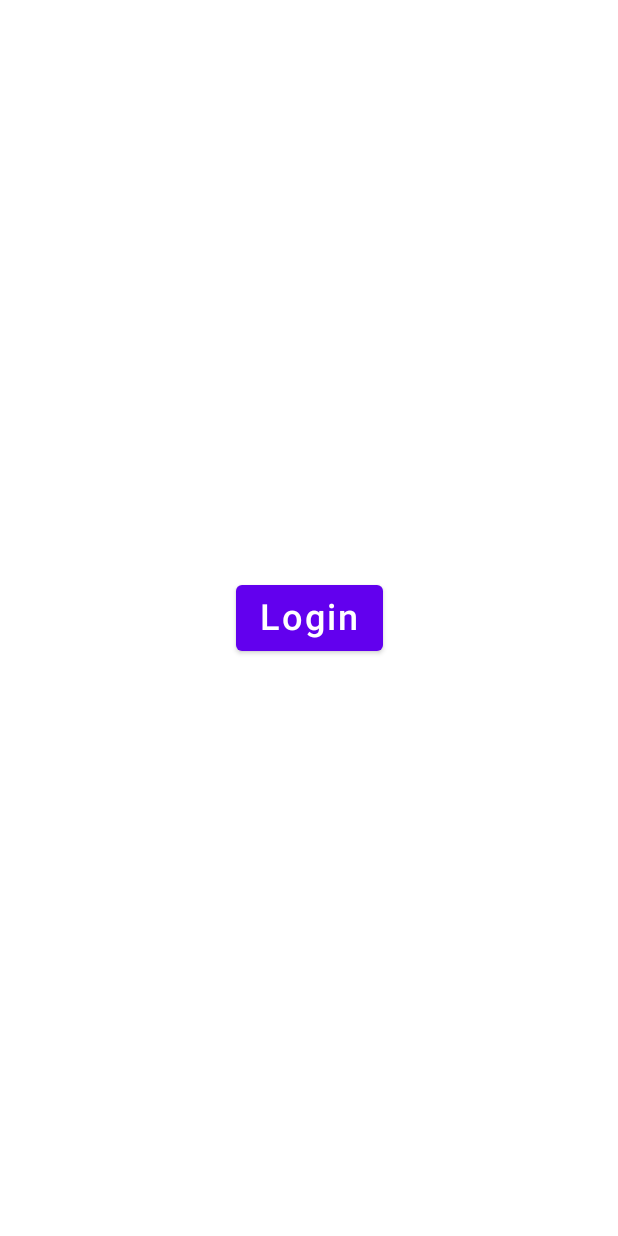
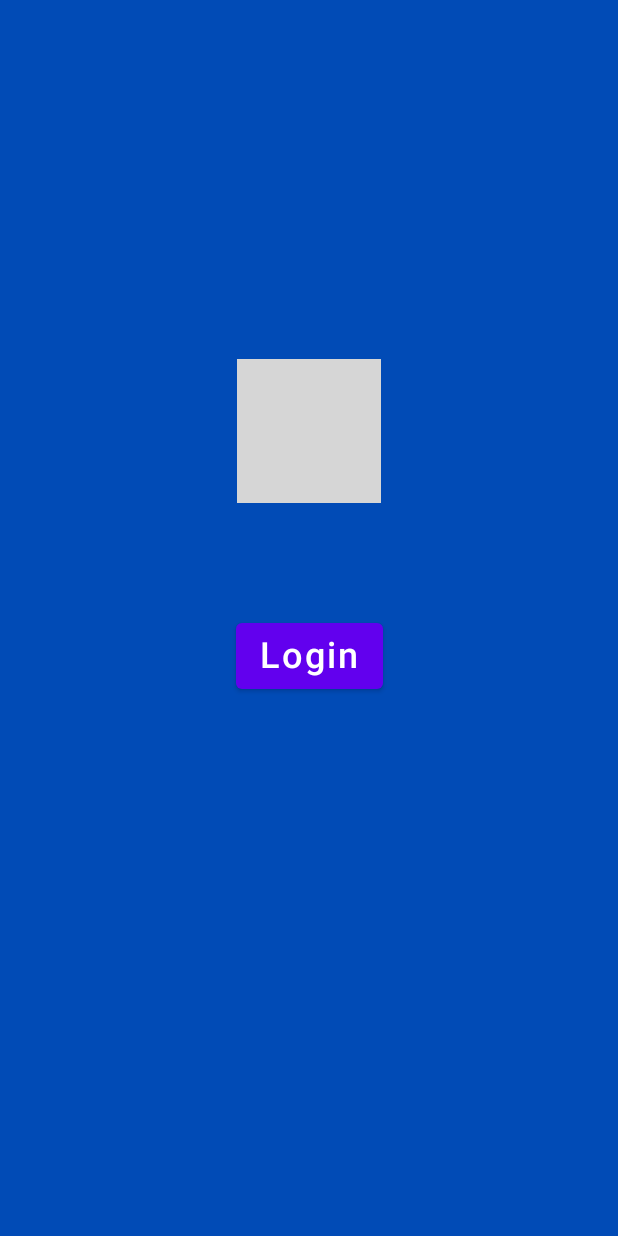
Before and after one commit to Lubomir1998/SlediPari, an Android app built with Jetpack Compose: the composable LoginScreen shown on its own in the app's theme, on a phone screen of 412 x 824 dp. Run offline under Robolectric (Android 15) with nearby library versions, the phone set to English and light mode, and no system bars; our stand-ins replace Dagger/Hilt's generated code, Room's generated code; libraries missing offline, so code that uses them is left out: com.auth0.android, com.ramcosta.composedestinations; 8 statements that could not run were skipped; grey boxes are pictures that could not be loaded.

Commit message:
Login screen update ui.

```diff
--- a/app/src/main/java/com/example/sledipari/ui/login/LoginScreen.kt
+++ b/app/src/main/java/com/example/sledipari/ui/login/LoginScreen.kt
@@ -3,9 +3,15 @@ package com.example.sledipari.ui.login
 import android.content.Context
 import android.content.SharedPreferences
 import android.widget.Toast
+import androidx.compose.foundation.Image
+import androidx.compose.foundation.background
 import androidx.compose.foundation.layout.Box
 import androidx.compose.foundation.layout.fillMaxSize
+import androidx.compose.foundation.layout.padding
+import androidx.compose.foundation.layout.size
 import androidx.compose.material.Button
+import androidx.compose.material.ButtonColors
+import androidx.compose.material.ButtonDefaults
 import androidx.compose.material.Text
 import androidx.compose.runtime.Composable
 import androidx.compose.runtime.getValue
@@ -14,7 +20,13 @@ import androidx.compose.runtime.remember
 import androidx.compose.runtime.setValue
 import androidx.compose.ui.Alignment
 import androidx.compose.ui.Modifier
+import androidx.compose.ui.graphics.Color
 import androidx.compose.ui.platform.LocalContext
+import androidx.compose.ui.res.colorResource
+import androidx.compose.ui.res.painterResource
+import androidx.compose.ui.res.stringResource
+import androidx.compose.ui.tooling.preview.Preview
+import androidx.compose.ui.unit.dp
 import androidx.compose.ui.unit.sp
 import androidx.hilt.navigation.compose.hiltViewModel
 import androidx.lifecycle.ViewModel
@@ -23,8 +35,11 @@ import com.auth0.android.authentication.AuthenticationException
 import com.auth0.android.callback.Callback
 import com.auth0.android.provider.WebAuthProvider
 import com.auth0.android.result.Credentials
+import com.example.sledipari.R
 import com.example.sledipari.ui.destinations.LoginScreenDestination
 import com.example.sledipari.ui.destinations.SplashScreenDestination
+import com.example.sledipari.ui.friziorSub
+import com.example.sledipari.ui.home
 import com.ramcosta.composedestinations.annotation.Destination
 import com.ramcosta.composedestinations.navigation.DestinationsNavigator
 import dagger.hilt.android.lifecycle.HiltViewModel
@@ -46,8 +61,13 @@ fun LoginScreen(
         contentAlignment = Alignment.Center,
         modifier = Modifier
             .fillMaxSize()
+            .background(
+                color = colorResource(id = R.color.login_background)
+            )
     ) {
-        Button(onClick = {
+        Button(
+            colors = ButtonDefaults.buttonColors(backgroundColor = home),
+            onClick = {
 
             val account = Auth0(
                 "wQHnVE7ocP1SOZux0oVRsQm5RGKkiFPX",
@@ -77,9 +97,26 @@ fun LoginScreen(
                         }
                     }
                 })
-        }) {
-            Text(text = "Login", fontSize = 24.sp)
+        },
+            modifier = Modifier
+                .padding(
+                    top = 50.dp
+                )) {
+            Text(
+                text = stringResource(id = R.string.login_button_title),
+                fontSize = 24.sp,
+                color = colorResource(id = R.color.white)
+            )
         }
+
+        Image(
+            painter = painterResource(id = R.drawable.splash_logo),
+            contentDescription = null,
+            modifier = Modifier
+                .padding(
+                    bottom = 250.dp
+                )
+        )
     }
 
 
--- a/app/src/main/res/values/colors.xml
+++ b/app/src/main/res/values/colors.xml
@@ -20,4 +20,6 @@
     <color name="section">#FFFFFF</color>
     <color name="divider">#AEAEB2</color>
     <color name="icon_tint">#007AFF</color>
+
+    <color name="login_background">#014BB6</color>
 </resources>
--- a/app/src/main/res/values/strings.xml
+++ b/app/src/main/res/values/strings.xml
@@ -98,4 +98,6 @@
     <string name="rates_error_dialog_title">Rates not up to date</string>
     <string name="rates_error_dialog_message">Last update was</string>
     <string name="months_error_alert_text">There was a problem fetching data. Current data might not be up to date</string>
+
+    <string name="login_button_title">Login</string>
 </resources>
```
Also changed, not shown: 1 other file.
